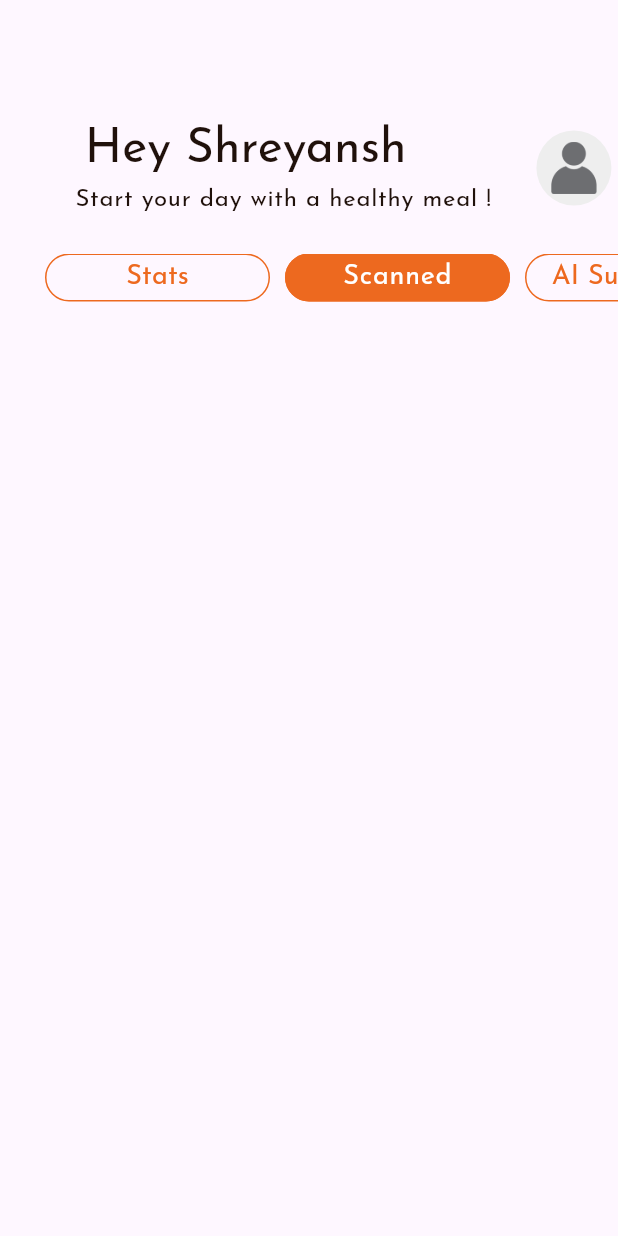
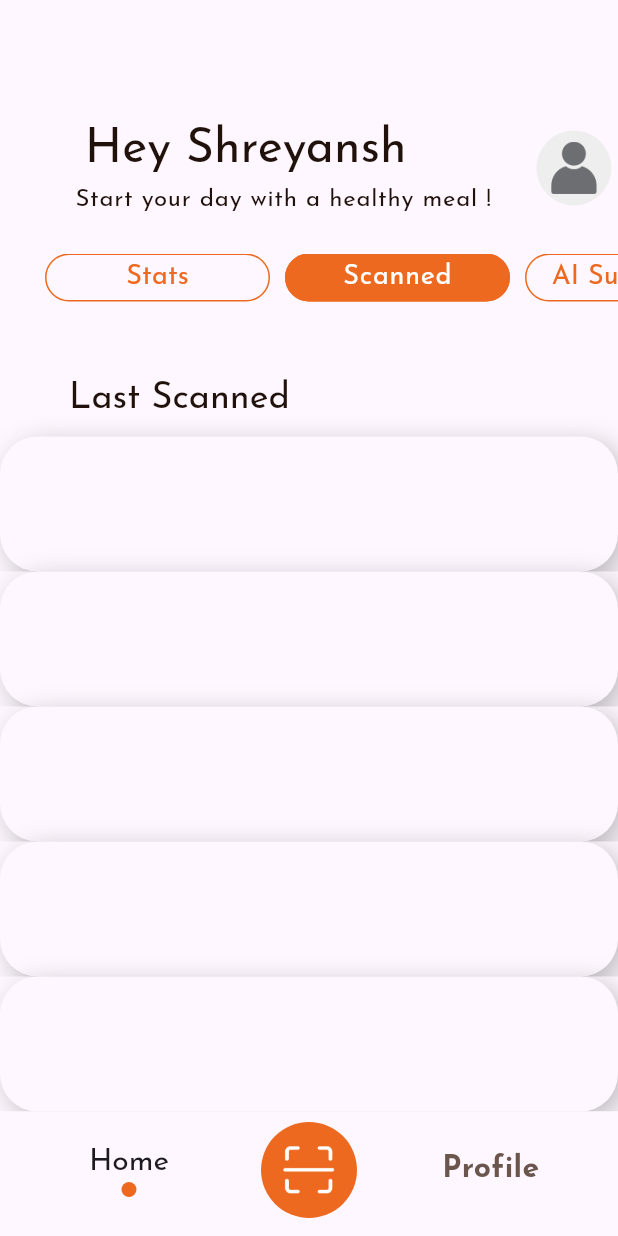
Before and after one commit to Shreyansh-Gangwar/app_web_v1, a Flutter app: the screen it shows after launch, after a tap on "Scanned", on a phone screen of 412 x 824 dp. Run offline on Flutter 3.47's test engine with Material 3 defaults, Android fonts, the phone set to English and light mode, and no system bars; our stand-ins replace firebase_core, google_fonts; accounts and stored records are empty.

Commit message:
[UI] Added Listview (28/3)

```diff
--- a/lib/pages/home_page.dart
+++ b/lib/pages/home_page.dart
@@ -383,7 +383,38 @@ class _HomePageState extends State<HomePage> {
                 :
                 // ======================= UI FOR SCANNED PAGE ========================//
                 scannedPage
-                ? Column()
+                ? Column(
+                  children: [
+                    SizedBox(height: 50),
+                    SizedBox(
+                      width: 320,
+                      child: Text(
+                        textAlign: TextAlign.left,
+                        'Last Scanned',
+                        style: Theme.of(context).textTheme.titleLarge!.copyWith(
+                          fontSize: 24,
+                          fontWeight: FontWeight.w400,
+                        ),
+                      ),
+                    ),
+
+                    SizedBox(height: 10),
+
+                    ListView.builder(
+                      itemBuilder: (context, index) {
+                        return AppContainer(
+                          height: 90,
+                          width: 350,
+                          child: SizedBox(),
+                        );
+                      },
+                      itemCount: 5,
+                      shrinkWrap: true,
+                    ),
+
+                    NavBar(page: 1),
+                  ],
+                )
                 :
                 // ======================= UI FOR AI SUGGESTION PAGE ========================//
                 aiSuggestionPage
```
